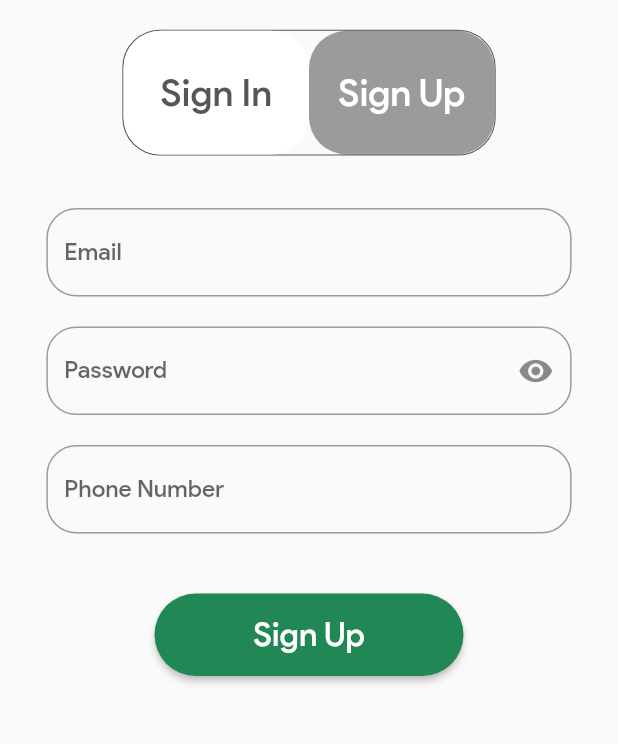
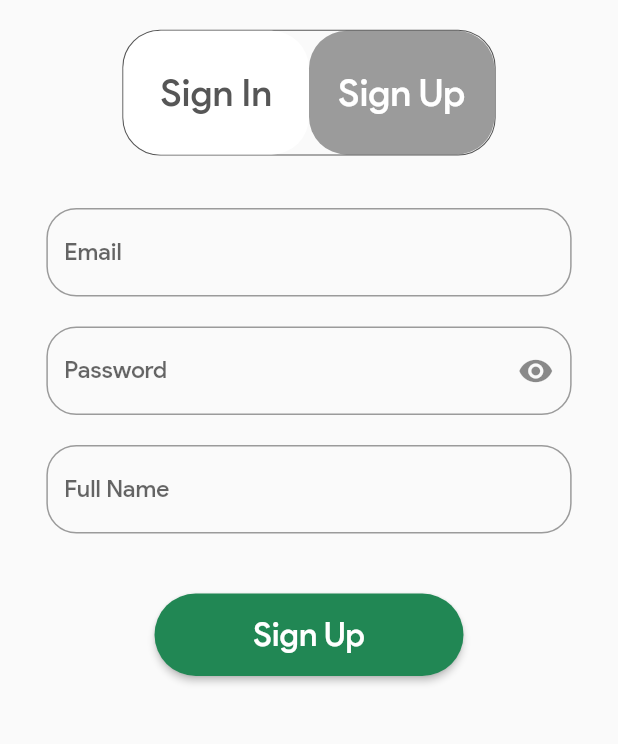
Before and after one commit to aliwajahat12/growgreen, a Flutter app: the RegisterScreen screen opened by its route, after a tap on "Sign Up", on a phone screen of 412 x 824 dp, the part 341-1085 px from its top. Run offline on Flutter 3.47's test engine with Material 2 defaults, Android fonts, the light colour scheme and no system bars; our stand-ins replace splashscreen; network calls fail.

Commit message:
Models basic Structure set

```diff
--- /dev/null
+++ b/frontend/lib/Models/User.dart
@@ -0,0 +1,33 @@
+import 'package:flutter/material.dart';
+
+class User {
+  String userID;
+  String name;
+  String email;
+  String city;
+  String country;
+  String state;
+  String address;
+  DateTime dob;
+
+  User({
+    @required this.userID,
+    @required this.name,
+    @required this.email,
+    this.city,
+    this.country,
+    this.state,
+    this.address,
+    this.dob,
+  });
+
+  User.fromJson(Map<String, dynamic> json)
+      : this.userID = json['userID'],
+        this.email = json['email'],
+        this.name = json['name'],
+        this.city = json['city'],
+        this.country = json['country'],
+        this.state = json['state'],
+        this.address = json['address'],
+        this.dob = json['dob'].toDate();
+}
--- a/frontend/lib/Screens/RegisterScreen.dart
+++ b/frontend/lib/Screens/RegisterScreen.dart
@@ -7,12 +7,12 @@ class RegisterScreen extends StatefulWidget {
 }
 
 class _RegisterScreenState extends State<RegisterScreen> {
-  FocusNode emailFocusNode, passwordFocusNode, phoneFocusNode;
+  FocusNode emailFocusNode, passwordFocusNode, nameFocusNode;
   final _scaffoldKey = GlobalKey<ScaffoldState>();
   final _formkey = GlobalKey<FormState>();
   bool _showpass = false;
   // ignore: unused_field
-  String _email, _pass, _phone;
+  String _email, _pass, _name;
   bool _isLoading = false;
   bool isLogin = true;
 
@@ -20,7 +20,7 @@ class _RegisterScreenState extends State<RegisterScreen> {
   initState() {
     emailFocusNode = FocusNode();
     passwordFocusNode = FocusNode();
-    phoneFocusNode = FocusNode();
+    nameFocusNode = FocusNode();
     super.initState();
   }
 
@@ -28,13 +28,13 @@ class _RegisterScreenState extends State<RegisterScreen> {
   dispose() {
     emailFocusNode.dispose();
     passwordFocusNode.dispose();
-    phoneFocusNode.dispose();
+    nameFocusNode.dispose();
     super.dispose();
   }
 
   void _submit() async {
     emailFocusNode.unfocus();
-    phoneFocusNode.unfocus();
+    nameFocusNode.unfocus();
     passwordFocusNode.unfocus();
 
     final form = _formkey.currentState;
@@ -164,22 +164,22 @@ class _RegisterScreenState extends State<RegisterScreen> {
     );
   }
 
-  Widget _phonefield() {
+  Widget _namefield() {
     return Container(
       width: MediaQuery.of(context).size.width * 0.85,
       padding: const EdgeInsets.only(top: 20),
       child: TextFormField(
         textInputAction: TextInputAction.done,
-        focusNode: phoneFocusNode,
+        focusNode: nameFocusNode,
         onFieldSubmitted: (_) => _submit(),
-        onSaved: (val) => _phone = val.trim(),
-        validator: (val) => val.length < 7 ? 'Enter Valid Phone Number' : null,
-        keyboardType: TextInputType.phone,
+        onSaved: (val) => _name = val.trim(),
+        validator: (val) => val.isEmpty ? 'Field Can not be Lfe Empty' : null,
+        keyboardType: TextInputType.name,
         decoration: InputDecoration(
           border: OutlineInputBorder(
               borderRadius: BorderRadius.all(Radius.circular(20))),
-          labelText: 'Phone Number',
-          hintText: 'Enter Phone Number',
+          labelText: 'Full Name',
+          hintText: 'Enter Full Name',
           // icon: Icon(Icons.phone)
         ),
       ),
@@ -197,7 +197,7 @@ class _RegisterScreenState extends State<RegisterScreen> {
         validator: (val) => val.length < 6 ? 'Password Too Short' : null,
         obscureText: _showpass ? false : true,
         onFieldSubmitted: (a) =>
-            isLogin ? _submit() : phoneFocusNode.requestFocus(),
+            isLogin ? _submit() : nameFocusNode.requestFocus(),
         decoration: InputDecoration(
           suffixIcon: GestureDetector(
               onTap: () {
@@ -317,7 +317,7 @@ class _RegisterScreenState extends State<RegisterScreen> {
                         children: [
                           _emailfield(),
                           _passwordfield(),
-                          if (!isLogin) _phonefield(),
+                          if (!isLogin) _namefield(),
                           _formActionButton(),
                         ],
                       ),
```
Also changed, not shown: frontend/lib/Models/Credits.dart (added, +27 -0 lines), frontend/lib/Models/Places.dart (added, +25 -0 lines), frontend/lib/Models/Plant.dart (added, +24 -0 lines), frontend/lib/Models/Planted.dart (added, +30 -0 lines), frontend/lib/Models/Seller.dart (added, +22 -0 lines).
